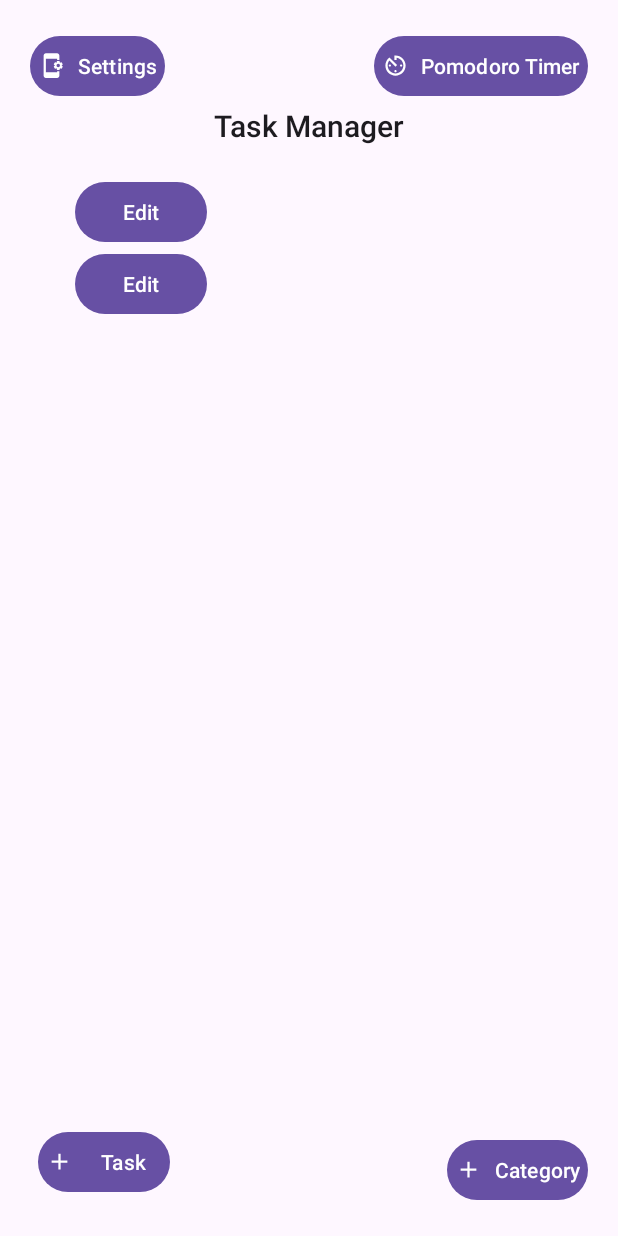
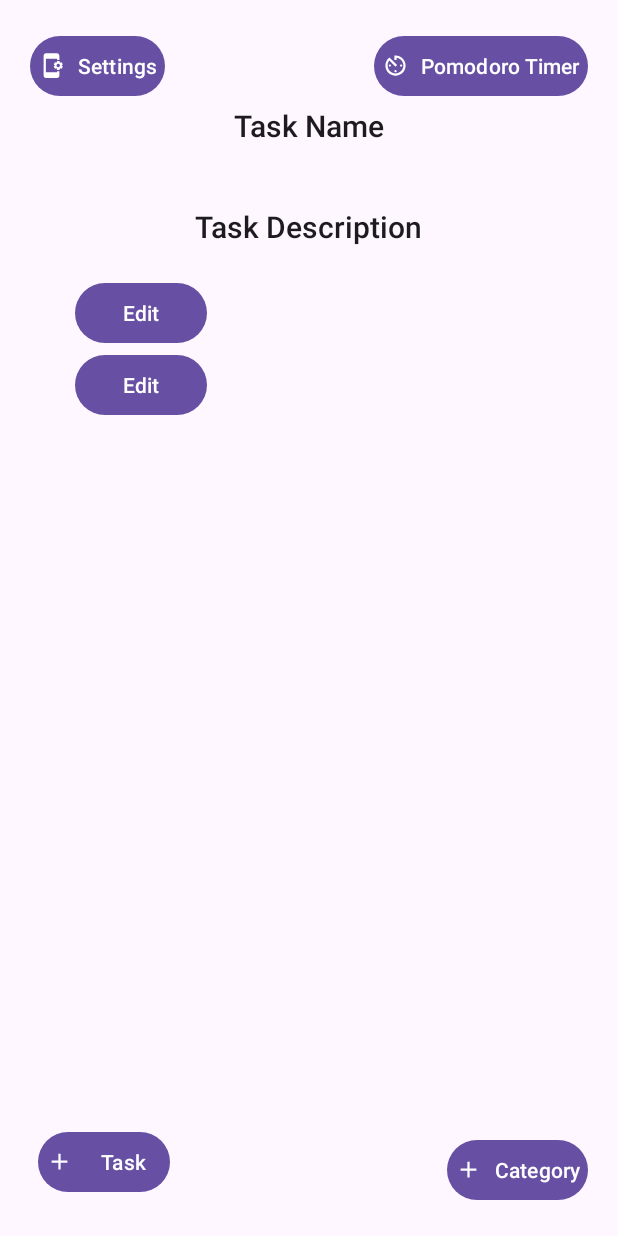
Before and after one commit to nimaintz/taskManager_project_MDAD, an Android app: the screen it shows after launch (MainActivity), on a phone screen of 412 x 824 dp. Run offline under Robolectric (Android 15) with nearby library versions, the phone set to English and light mode, and no system bars.

Commit message:
fragment implementation for new tasks menu

```diff
--- a/app/src/main/java/com/example/taskmanager_project_mdad/MainActivity.kt
+++ b/app/src/main/java/com/example/taskmanager_project_mdad/MainActivity.kt
@@ -5,16 +5,39 @@ import androidx.activity.enableEdgeToEdge
 import androidx.appcompat.app.AppCompatActivity
 import androidx.core.view.ViewCompat
 import androidx.core.view.WindowInsetsCompat
+import androidx.lifecycle.ViewModelProvider
+import com.example.taskmanager_project_mdad.databinding.ActivityMainBinding
 
 class MainActivity : AppCompatActivity() {
+
+    private lateinit var binding: ActivityMainBinding
+    private lateinit var taskViewModel: TaskView
+
     override fun onCreate(savedInstanceState: Bundle?) {
         super.onCreate(savedInstanceState)
         enableEdgeToEdge()
-        setContentView(R.layout.activity_main)
+
+        binding = ActivityMainBinding.inflate(layoutInflater)
+        setContentView(binding.root)
+        taskViewModel = ViewModelProvider(this).get(TaskView::class.java)
+        binding.newTaskButton.setOnClickListener(){
+              NewTaskMenu().show(supportFragmentManager, "newTaskTag")
+        }
+
+        taskViewModel.name.observe(this){
+            binding.taskName.text = String.format("Task Name: %s", it)
+        }
+
+        taskViewModel.desc.observe(this){
+            binding.taskDesc.text = String.format("Task Description: %s", it)
+        }
+
         ViewCompat.setOnApplyWindowInsetsListener(findViewById(R.id.main)) { v, insets ->
             val systemBars = insets.getInsets(WindowInsetsCompat.Type.systemBars())
             v.setPadding(systemBars.left, systemBars.top, systemBars.right, systemBars.bottom)
             insets
         }
+
     }
+
 }
--- /dev/null
+++ b/app/src/main/java/com/example/taskmanager_project_mdad/TaskView.kt
@@ -0,0 +1,14 @@
+package com.example.taskmanager_project_mdad
+
+import androidx.lifecycle.MutableLiveData
+import androidx.lifecycle.ViewModel
+
+class TaskView: ViewModel() {
+
+    var name = MutableLiveData<String>()
+    var desc = MutableLiveData<String>()
+//    var name = MutableLiveData<String>()
+//    var name = MutableLiveData<String>()
+//    var name = MutableLiveData<String>()
+
+}
--- a/app/src/main/res/layout/activity_main.xml
+++ b/app/src/main/res/layout/activity_main.xml
@@ -39,13 +39,26 @@
         android:layout_margin="50dp"
         android:orientation="vertical">
 
+        <!--android:text="Task Manager" -->
         <TextView
             android:layout_width="wrap_content"
             android:layout_height="wrap_content"
-            android:text="Task Manager"
             style ="@style/TextAppearance.AppCompat.Title"
             android:layout_margin="20dp"
-            android:layout_gravity="center"/>
+            android:text="Task Name"
+            android:layout_gravity="center"
+            android:id="@+id/task_name"/>
+
+        <TextView
+            android:layout_width="wrap_content"
+            android:layout_height="wrap_content"
+            android:text="Task Description"
+            style ="@style/TextAppearance.AppCompat.Title"
+            android:layout_margin="20dp"
+            android:layout_gravity="center"
+            android:id="@+id/task_desc"/>
+
+
 
 
         <Button
--- a/app/src/main/res/values/strings.xml
+++ b/app/src/main/res/values/strings.xml
@@ -1,3 +1,5 @@
 <resources>
     <string name="app_name">taskManager_project_MDAD</string>
+    <!-- TODO: Remove or change this placeholder text -->
+    <string name="hello_blank_fragment">Hello blank fragment</string>
 </resources>
```
Also changed, not shown: app/build.gradle.kts (+7 -0 lines), app/src/main/java/com/example/taskmanager_project_mdad/NewTaskMenu.kt (added, +41 -0 lines), app/src/main/res/drawable/text_border.xml (added, +13 -0 lines), app/src/main/res/layout/fragment_new_task_menu.xml (added, +51 -0 lines).
